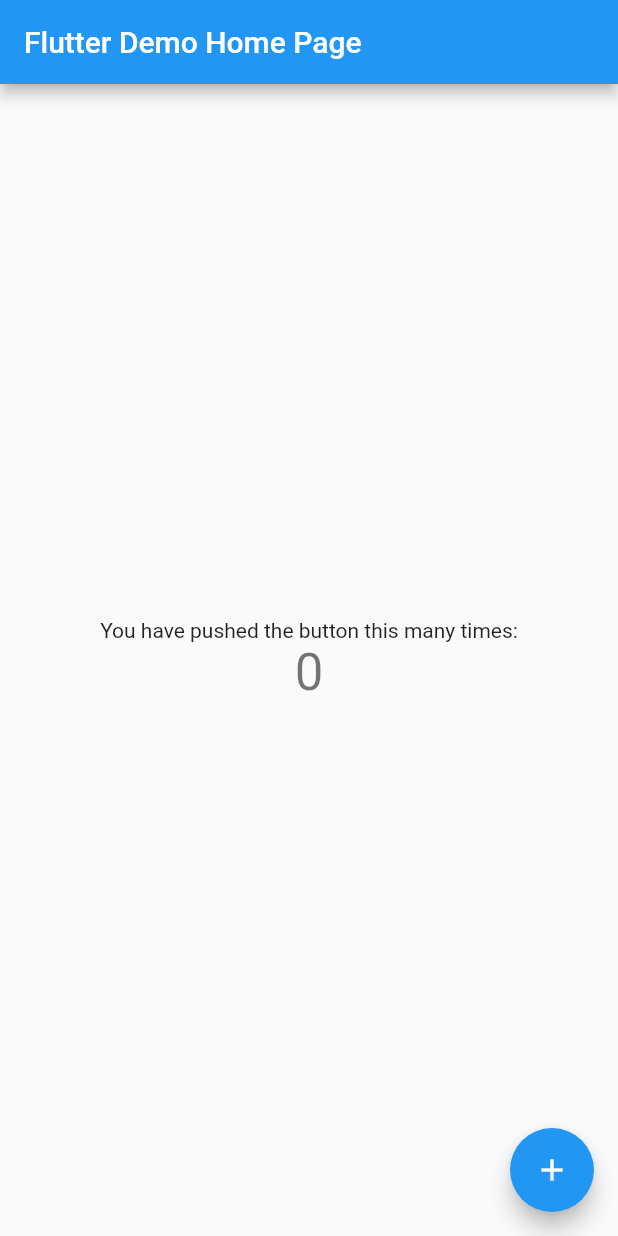
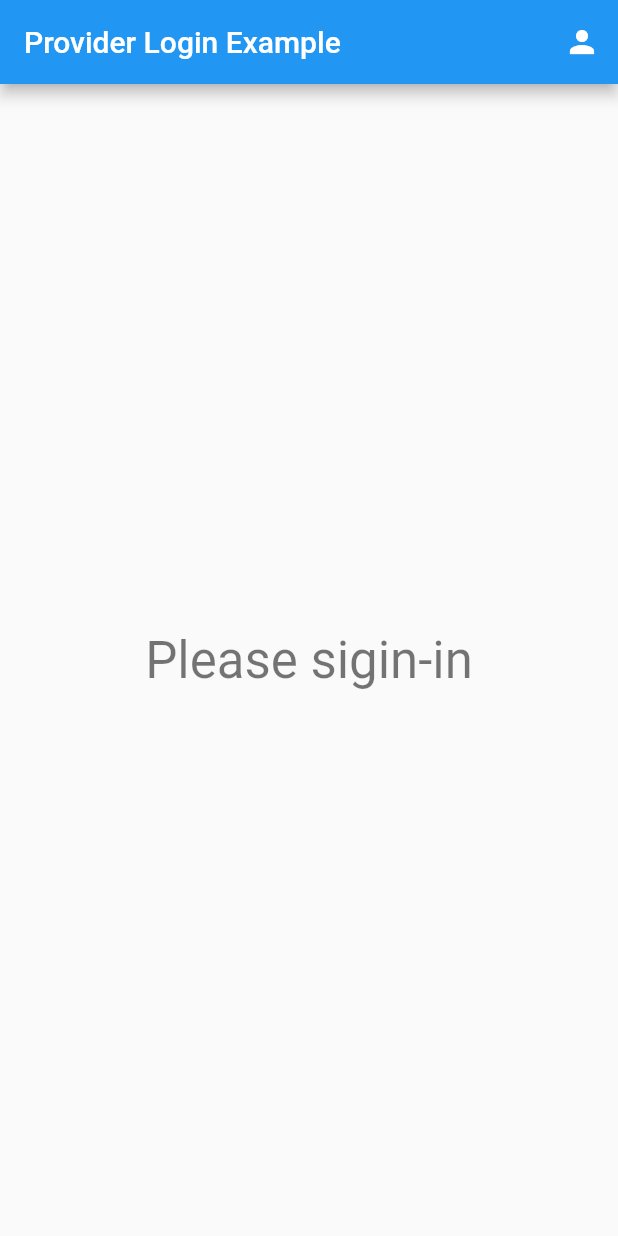
Before and after one commit to lyg509/gitStudy, a Flutter app: the screen it shows after launch, on a phone screen of 412 x 824 dp. Run offline on Flutter 3.47's test engine with Material 2 defaults, Android fonts, the phone set to English and light mode, and no system bars.

Commit message:
test login

```diff
--- a/lib/main.dart
+++ b/lib/main.dart
@@ -1,115 +1,139 @@
 import 'package:flutter/material.dart';
+import 'package:provider/provider.dart';
 
 void main() {
-  runApp(const MyApp());
+  runApp(
+      ChangeNotifierProvider(create: (_) => SignInDetailsModel(),
+        child: MyApp(),
+
+
+      )
+  );
 }
 
 class MyApp extends StatelessWidget {
-  const MyApp({Key? key}) : super(key: key);
+  static const String _title = 'Provider Sign-In Example';
 
-  // This widget is the root of your application.
   @override
   Widget build(BuildContext context) {
     return MaterialApp(
-      title: 'Flutter Demo',
-      theme: ThemeData(
-        // This is the theme of your application.
-        //
-        // Try running your application with "flutter run". You'll see the
-        // application has a blue toolbar. Then, without quitting the app, try
-        // changing the primarySwatch below to Colors.green and then invoke
-        // "hot reload" (press "r" in the console where you ran "flutter run",
-        // or simply save your changes to "hot reload" in a Flutter IDE).
-        // Notice that the counter didn't reset back to zero; the application
-        // is not restarted.
-        primarySwatch: Colors.blue,
+      title: _title, home: HomePage(), debugShowCheckedModeBanner: false,
+    );
+  }
+
+
+}
+
+class HomePage extends StatelessWidget {
+
+  @override
+  Widget build(BuildContext context) {
+    return Scaffold(
+      appBar: AppBar(
+        title: Text('Provider Login Example'),
+        actions: <Widget>[
+          IconButton(
+              onPressed: () {
+                Navigator.push(
+                  context,
+                  MaterialPageRoute(builder: (context) => LoginRoute()),
+                );
+              },
+              icon: Icon(Icons.person)),
+
+        ],
       ),
-      home: const MyHomePage(title: 'Flutter Demo Home Page'),
+      body: Center(child: Consumer<SignInDetailsModel>(
+        builder: (context, userModel, child) {
+          String message = (userModel.user == "" ? "Please sigin-in"
+              : "Welcome ${userModel.user}");
+          return Text(message, style: Theme
+              .of(context)
+              .textTheme
+              .headline4);
+        },
+      )));
+  }
+}
+class LoginRoute extends StatelessWidget{
+  TextStyle style = TextStyle(fontFamily: 'Montserrat', fontSize: 20.0);
+
+  final userNameTextController = TextEditingController();
+
+  @override
+  Widget build(BuildContext context) {
+    final userField = TextField(
+      style: style,
+      controller: userNameTextController,
+      decoration: InputDecoration(
+        contentPadding: EdgeInsets.fromLTRB(20.0, 15.0, 20.0, 15.0),
+        hintText: "User Name",
+        border: OutlineInputBorder(
+          borderRadius: BorderRadius.horizontal()
+        )
+      ),
+    );
+    final passwordField = TextField(
+      obscureText: true,
+      style: style,
+      decoration: InputDecoration(
+        contentPadding: EdgeInsets.fromLTRB(20.0, 15.0, 20.0, 15.0),
+        hintText: "Password",
+        border: OutlineInputBorder(borderRadius: BorderRadius.horizontal())),
+
+    );
+    final loginButton = Material(
+      elevation: 5.0,
+      color: Colors.blueAccent[400],
+      child: MaterialButton(
+        minWidth: MediaQuery.of(context).size.width,
+        padding: EdgeInsets.fromLTRB(20.0, 15.0, 20.0, 15.0),
+        onPressed: (){
+          Provider.of<SignInDetailsModel>(context,listen: false).signIn(userNameTextController.text);
+
+          Navigator.pop(context);
+        },
+        child: Text("Sign-In",
+        textAlign: TextAlign.center,
+        style: style.copyWith(
+          color: Colors.white, fontWeight: FontWeight.bold )),
+      ),
+    );
+    return Scaffold(
+      body: Center(
+        child: Container(
+          color: Colors.white,
+          child: Padding(
+            padding: const EdgeInsets.all(20.0),
+            child: Column(
+              crossAxisAlignment: CrossAxisAlignment.center,
+              mainAxisAlignment: MainAxisAlignment.center,
+              children: <Widget>[
+                SizedBox(height: 25.0,),
+                userField,
+                SizedBox( height: 25.0,),
+                passwordField,
+                SizedBox( height: 25.0,),
+                loginButton,
+                SizedBox(height:  25.0,),
+              ],
+            ),
+          ),
+        ),
+      ),
     );
   }
 }
 
-class MyHomePage extends StatefulWidget {
-  const MyHomePage({Key? key, required this.title}) : super(key: key);
+class SignInDetailsModel with ChangeNotifier{
+  String _user="";
+  DateTime? _signInOn;
+  String get user => _user;
+  DateTime? get signInOn => _signInOn;
 
-  // This widget is the home page of your application. It is stateful, meaning
-  // that it has a State object (defined below) that contains fields that affect
-  // how it looks.
-
-  // This class is the configuration for the state. It holds the values (in this
-  // case the title) provided by the parent (in this case the App widget) and
-  // used by the build method of the State. Fields in a Widget subclass are
-  // always marked "final".
-
-  final String title;
-
-  @override
-  State<MyHomePage> createState() => _MyHomePageState();
-}
-
-class _MyHomePageState extends State<MyHomePage> {
-  int _counter = 0;
-
-  void _incrementCounter() {
-    setState(() {
-      // This call to setState tells the Flutter framework that something has
-      // changed in this State, which causes it to rerun the build method below
-      // so that the display can reflect the updated values. If we changed
-      // _counter without calling setState(), then the build method would not be
-      // called again, and so nothing would appear to happen.
-      _counter++;
-    });
-  }
-
-  @override
-  Widget build(BuildContext context) {
-    // This method is rerun every time setState is called, for instance as done
-    // by the _incrementCounter method above.
-    //
-    // The Flutter framework has been optimized to make rerunning build methods
-    // fast, so that you can just rebuild anything that needs updating rather
-    // than having to individually change instances of widgets.
-    return Scaffold(
-      appBar: AppBar(
-        // Here we take the value from the MyHomePage object that was created by
-        // the App.build method, and use it to set our appbar title.
-        title: Text(widget.title),
-      ),
-      body: Center(
-        // Center is a layout widget. It takes a single child and positions it
-        // in the middle of the parent.
-        child: Column(
-          // Column is also a layout widget. It takes a list of children and
-          // arranges them vertically. By default, it sizes itself to fit its
-          // children horizontally, and tries to be as tall as its parent.
-          //
-          // Invoke "debug painting" (press "p" in the console, choose the
-          // "Toggle Debug Paint" action from the Flutter Inspector in Android
-          // Studio, or the "Toggle Debug Paint" command in Visual Studio Code)
-          // to see the wireframe for each widget.
-          //
-          // Column has various properties to control how it sizes itself and
-          // how it positions its children. Here we use mainAxisAlignment to
-          // center the children vertically; the main axis here is the vertical
-          // axis because Columns are vertical (the cross axis would be
-          // horizontal).
-          mainAxisAlignment: MainAxisAlignment.center,
-          children: <Widget>[
-            const Text(
-              'You have pushed the button this many times:',
-            ),
-            Text(
-              '$_counter',
-              style: Theme.of(context).textTheme.headline4,
-            ),
-          ],
-        ),
-      ),
-      floatingActionButton: FloatingActionButton(
-        onPressed: _incrementCounter,
-        tooltip: 'Increment',
-        child: const Icon(Icons.add),
-      ), // This trailing comma makes auto-formatting nicer for build methods.
-    );
+  void signIn(String userName){
+    _user = userName;
+    _signInOn = DateTime.now();
+    notifyListeners();
   }
 }
--- a/pubspec.yaml
+++ b/pubspec.yaml
@@ -34,6 +34,7 @@ dependencies:
   # The following adds the Cupertino Icons font to your application.
   # Use with the CupertinoIcons class for iOS style icons.
   cupertino_icons: ^1.0.2
+  provider: ^6.0.1
 
 dev_dependencies:
   flutter_test:
```
Also changed, not shown: pubspec.lock, 1 other file.
